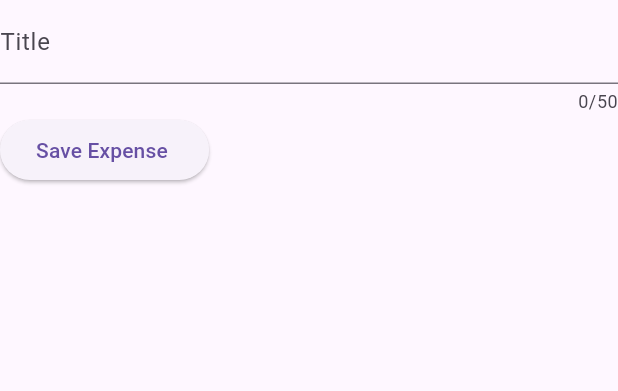
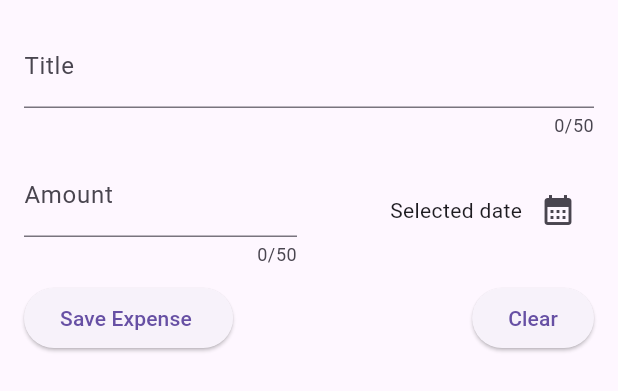
Before and after one commit to sachinsebastian1212/Flutter-expense_tracker, a Flutter app: the ExpensesNew widget shown alone on an empty page, opened directly, on a phone screen of 412 x 824 dp. Shown: the top 391 px of the screen. Run offline on Flutter 3.47's test engine with Material 3 defaults, Android fonts, the phone set to English and light mode, and no system bars.

Commit message:
date input added

```diff
--- a/lib/widgets/expenses_new.dart
+++ b/lib/widgets/expenses_new.dart
@@ -8,32 +8,84 @@ class ExpensesNew extends StatefulWidget {
 }
 
 class _ExpensesNewState extends State<ExpensesNew> {
+  final _titleController = TextEditingController();
+  final _amountController = TextEditingController();
 
-  final _titleController = TextEditingController();
+  void _presentDatePicker() {
+    final now = DateTime.now();
+    final firstDate = DateTime(now.year - 1);
+    showDatePicker(context: context, firstDate: firstDate, lastDate: now);
+  }
 
   @override
   void dispose() {
     _titleController.dispose();
+    _amountController.dispose();
     super.dispose();
   }
+
   @override
   Widget build(BuildContext context) {
-    return Column(
+    return Padding(
+      padding: const EdgeInsets.all(16.0),
+      child: Column(
         children: [
           TextField(
               controller: _titleController,
               maxLength: 50,
               decoration: const InputDecoration(label: Text('Title'))),
+          const SizedBox(
+            height: 10,
+          ),
+          Row(
+            children: [
+              Expanded(
+                child: TextField(
+                    controller: _amountController,
+                    keyboardType: TextInputType.number,
+                    maxLength: 50,
+                    decoration: const InputDecoration(
+                      prefixText: '\$ ',
+                      label: Text('Amount'),
+                    )),
+              ),
+              const SizedBox(
+                width: 16,
+              ),
+              Expanded(
+                child: Row(
+                  mainAxisAlignment: MainAxisAlignment.end,
+                  children: [
+                    const Text('Selected date'),
+                    IconButton(
+                        onPressed: _presentDatePicker,
+                        icon: const Icon(Icons.calendar_month))
+                  ],
+                ),
+              )
+            ],
+          ),
+          const SizedBox(
+            height: 10,
+          ),
           Row(
             children: [
               ElevatedButton(
                   onPressed: () {
                     print(_titleController.text);
+                    print(_amountController.text);
                   },
-                child: const Text('Save Expense '))
+                  child: const Text('Save Expense ')),
+              const Spacer(),
+              ElevatedButton(
+                  onPressed: () {
+                    Navigator.pop(context);
+                  },
+                  child: const Text('Clear'))
             ],
           ),
         ],
+      ),
     );
   }
 }
```
Lines whose indentation alone changed are shown as unchanged.
